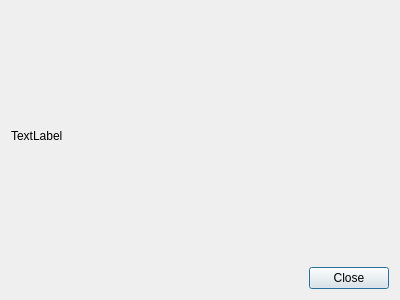
Qt form gui/dialog_show.ui (junsee1412/leaf_disease) before a commit.
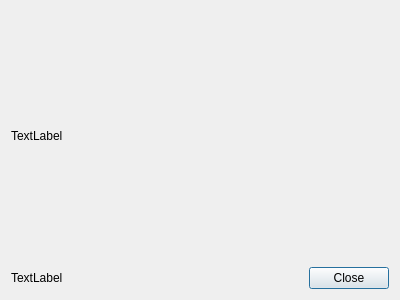
The same form after that commit.

Commit message: add disease label

Patch:
```diff
--- a/gui/dialog_show.ui
+++ b/gui/dialog_show.ui
@@ -14,7 +14,7 @@
    <string>Image</string>
   </property>
   <layout class="QGridLayout" name="gridLayout">
-   <item row="1" column="0">
+   <item row="3" column="1">
     <spacer name="horizontalSpacer">
      <property name="orientation">
       <enum>Qt::Horizontal</enum>
@@ -27,14 +27,21 @@
      </property>
     </spacer>
    </item>
-   <item row="1" column="1">
+   <item row="3" column="2">
     <widget class="QPushButton" name="btn_close">
      <property name="text">
       <string>Close</string>
      </property>
     </widget>
    </item>
-   <item row="0" column="0" colspan="2">
+   <item row="3" column="0">
+    <widget class="QLabel" name="label_disease">
+     <property name="text">
+      <string>TextLabel</string>
+     </property>
+    </widget>
+   </item>
+   <item row="0" column="0" colspan="3">
     <widget class="QLabel" name="label_display">
      <property name="text">
       <string>TextLabel</string>
```
The commit also changes 1 other file.
